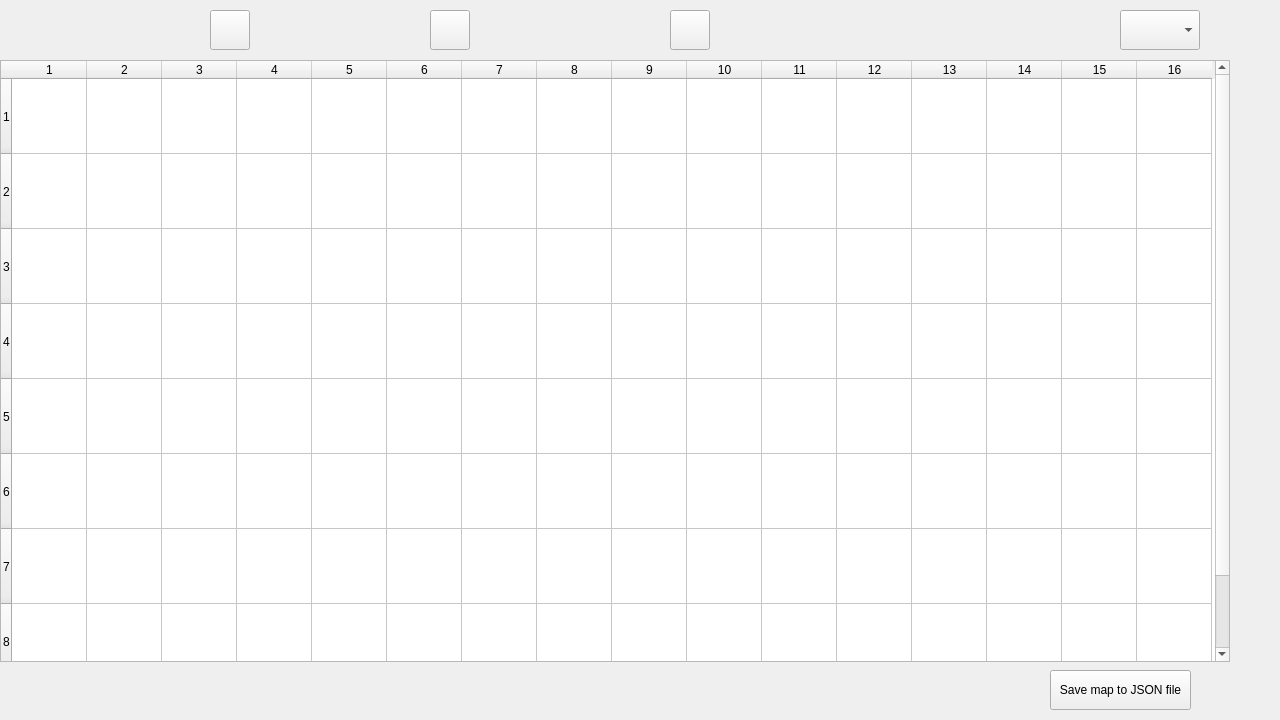
MEffenberger/ICP-Robots, file mapwindow.ui: the form before one commit.
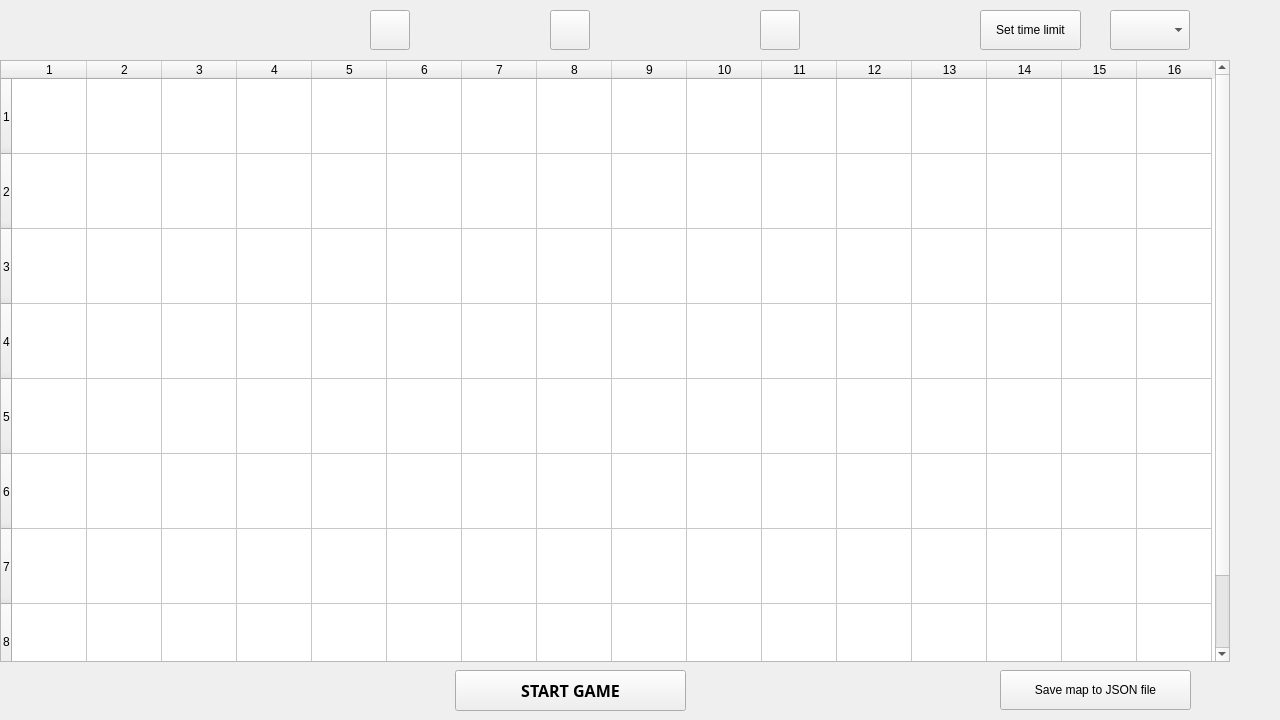
The form after the commit.

What changed in the file:
```diff
--- a/mapwindow.ui
+++ b/mapwindow.ui
@@ -22,7 +22,7 @@
   <widget class="QLabel" name="ObstacleLabel">
    <property name="geometry">
     <rect>
-     <x>60</x>
+     <x>230</x>
      <y>10</y>
      <width>141</width>
      <height>40</height>
@@ -35,7 +35,7 @@
   <widget class="QPushButton" name="pushButton">
    <property name="geometry">
     <rect>
-     <x>210</x>
+     <x>370</x>
      <y>10</y>
      <width>40</width>
      <height>40</height>
@@ -133,7 +133,7 @@
   <widget class="QComboBox" name="levelComboBox">
    <property name="geometry">
     <rect>
-     <x>1120</x>
+     <x>1110</x>
      <y>10</y>
      <width>80</width>
      <height>40</height>
@@ -143,7 +143,7 @@
   <widget class="QPushButton" name="pushButton_robot">
    <property name="geometry">
     <rect>
-     <x>430</x>
+     <x>550</x>
      <y>10</y>
      <width>40</width>
      <height>40</height>
@@ -165,9 +165,9 @@
   <widget class="QLabel" name="RobotLabel">
    <property name="geometry">
     <rect>
-     <x>280</x>
+     <x>450</x>
      <y>10</y>
-     <width>141</width>
+     <width>101</width>
      <height>40</height>
     </rect>
    </property>
@@ -178,9 +178,9 @@
   <widget class="QLabel" name="EnemyLabel">
    <property name="geometry">
     <rect>
-     <x>530</x>
+     <x>640</x>
      <y>10</y>
-     <width>141</width>
+     <width>121</width>
      <height>40</height>
     </rect>
    </property>
@@ -191,7 +191,7 @@
   <widget class="QPushButton" name="pushButton_enemy">
    <property name="geometry">
     <rect>
-     <x>670</x>
+     <x>760</x>
      <y>10</y>
      <width>40</width>
      <height>40</height>
@@ -213,9 +213,9 @@
   <widget class="QPushButton" name="pushButtonSave">
    <property name="geometry">
     <rect>
-     <x>1050</x>
+     <x>1000</x>
      <y>670</y>
-     <width>141</width>
+     <width>191</width>
      <height>40</height>
     </rect>
    </property>
@@ -232,6 +232,83 @@
     </size>
    </property>
   </widget>
+  <widget class="QPushButton" name="pushButtonTimer">
+   <property name="geometry">
+    <rect>
+     <x>980</x>
+     <y>10</y>
+     <width>101</width>
+     <height>40</height>
+    </rect>
+   </property>
+   <property name="styleSheet">
+    <string notr="true"/>
+   </property>
+   <property name="text">
+    <string>Set time limit</string>
+   </property>
+   <property name="iconSize">
+    <size>
+     <width>40</width>
+     <height>40</height>
+    </size>
+   </property>
+  </widget>
+  <widget class="QLabel" name="DurationLabel">
+   <property name="geometry">
+    <rect>
+     <x>860</x>
+     <y>10</y>
+     <width>111</width>
+     <height>40</height>
+    </rect>
+   </property>
+   <property name="text">
+    <string/>
+   </property>
+  </widget>
+  <widget class="QPushButton" name="pushButtonStart">
+   <property name="geometry">
+    <rect>
+     <x>455</x>
+     <y>670</y>
+     <width>231</width>
+     <height>41</height>
+    </rect>
+   </property>
+   <property name="font">
+    <font>
+     <family>Segoe UI Black</family>
+     <pointsize>12</pointsize>
+     <bold>true</bold>
+    </font>
+   </property>
+   <property name="styleSheet">
+    <string notr="true"/>
+   </property>
+   <property name="text">
+    <string>START GAME</string>
+   </property>
+   <property name="iconSize">
+    <size>
+     <width>40</width>
+     <height>40</height>
+    </size>
+   </property>
+  </widget>
+  <widget class="QLabel" name="MapLabel">
+   <property name="geometry">
+    <rect>
+     <x>20</x>
+     <y>10</y>
+     <width>171</width>
+     <height>40</height>
+    </rect>
+   </property>
+   <property name="text">
+    <string/>
+   </property>
+  </widget>
  </widget>
  <resources/>
  <connections/>
```
Left out of the diff: 3 changed lines with no effect on the pictures.
